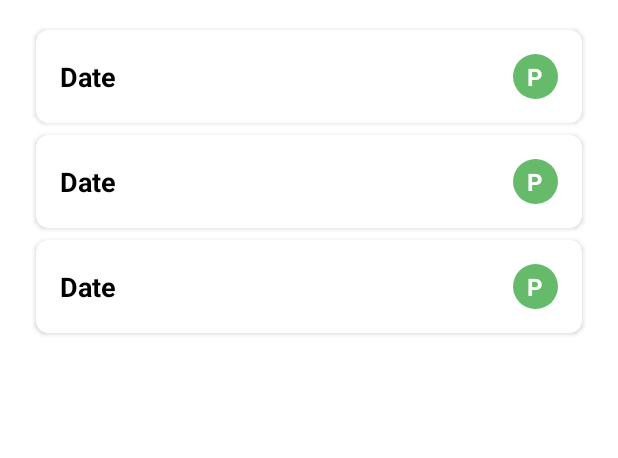
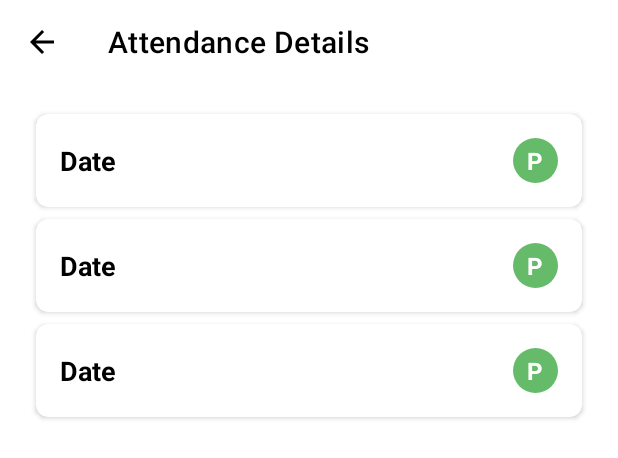
Before and after one commit to vishshivam/AttendanceApp, an Android app: the layout activity_detail.xml on its own in the app's theme, with its tools: preview values and no code run, on a phone screen of 412 x 824 dp. Shown: the top 458 px of the screen. Run offline under Robolectric (Android 15) with nearby library versions, the phone set to English and light mode, and no system bars.

Commit message:
uptill details functionality addition

```diff
--- /dev/null
+++ b/app/src/main/res/drawable/baseline_arrow_back_24.xml
@@ -0,0 +1,5 @@
+<vector xmlns:android="http://schemas.android.com/apk/res/android" android:autoMirrored="true" android:height="24dp" android:tint="#1AA817" android:viewportHeight="24" android:viewportWidth="24" android:width="24dp">
+
+    <path android:fillColor="@android:color/white" android:pathData="M20,11H7.83l5.59,-5.59L12,4l-8,8 8,8 1.41,-1.41L7.83,13H20v-2z"/>
+
+</vector>
--- a/app/src/main/res/layout/activity_detail.xml
+++ b/app/src/main/res/layout/activity_detail.xml
@@ -1,14 +1,32 @@
 <?xml version="1.0" encoding="utf-8"?>
 <LinearLayout xmlns:android="http://schemas.android.com/apk/res/android"
+    xmlns:app="http://schemas.android.com/apk/res-auto"
     android:layout_width="match_parent"
     android:layout_height="match_parent"
     xmlns:tools="http://schemas.android.com/tools"
-    android:orientation="vertical"
-    android:padding="16dp">
+    android:orientation="vertical">
 
-    <androidx.recyclerview.widget.RecyclerView
-        android:id="@+id/recyclerViewAttendanceDetails"
+    <com.google.android.material.appbar.MaterialToolbar
+        android:id="@+id/topAppBarDetail"
         android:layout_width="match_parent"
-        android:layout_height="match_parent"
-        tools:listitem="@layout/attendance_detail_item"/>
+        android:layout_height="?attr/actionBarSize"
+        app:title="Attendance Details"
+        app:titleTextColor="@color/black"
+        app:navigationIcon="@drawable/baseline_arrow_back_24"
+        app:navigationIconTint="@color/black"
+        />
+
+    <ScrollView
+        android:layout_width="match_parent"
+        android:layout_height="match_parent">
+
+        <androidx.recyclerview.widget.RecyclerView
+            android:id="@+id/recyclerViewAttendanceDetails"
+            android:layout_width="match_parent"
+            android:layout_height="wrap_content"
+            tools:listitem="@layout/attendance_detail_item"
+            android:padding="16dp" />
+
+    </ScrollView>
+
 </LinearLayout>
```
Also changed, not shown: app/src/main/java/com/example/attendo/AddStudentActivity.java (+15 -0 lines), app/src/main/java/com/example/attendo/DetailActivity.java (+20 -0 lines), app/src/main/java/com/example/attendo/ManageStudentsActivity.java (+16 -0 lines), app/src/main/java/com/example/attendo/TakeAttendanceActivity.java (+16 -1 lines), app/src/main/res/layout/activity_add_student.xml (+6 -2 lines), app/src/main/res/layout/activity_manage_students.xml (+6 -2 lines), app/src/main/res/layout/activity_report.xml (+6 -3 lines), app/src/main/res/layout/activity_take_attendance.xml (+6 -2 lines).
